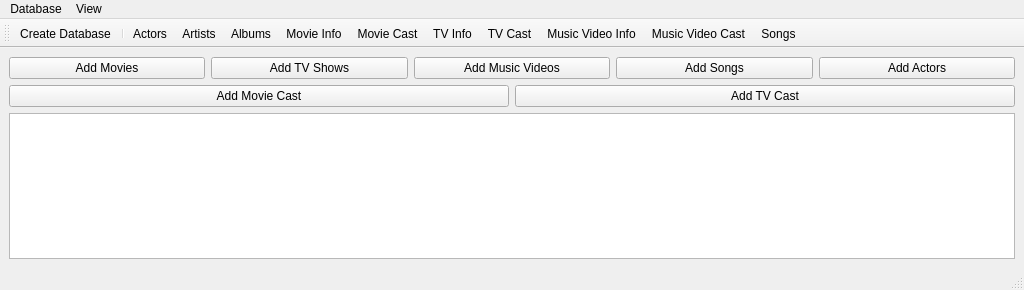
Zakhrov/WebPhonon, file dbmainwindow.ui: the form before one commit.
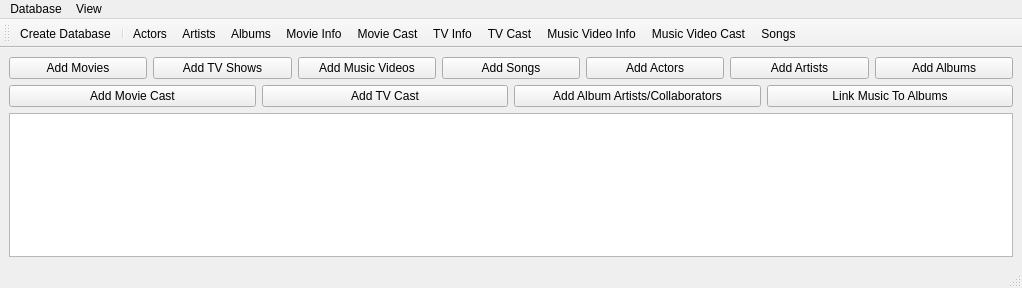
The form after the commit. Icons and pictures are not drawn.

```diff
--- a/dbmainwindow.ui
+++ b/dbmainwindow.ui
@@ -6,8 +6,8 @@
    <rect>
     <x>0</x>
     <y>0</y>
-    <width>1024</width>
-    <height>290</height>
+    <width>1022</width>
+    <height>288</height>
    </rect>
   </property>
   <property name="windowTitle">
@@ -56,6 +56,20 @@
         </property>
        </widget>
       </item>
+      <item>
+       <widget class="QPushButton" name="pushButton_8">
+        <property name="text">
+         <string>Add Artists</string>
+        </property>
+       </widget>
+      </item>
+      <item>
+       <widget class="QPushButton" name="pushButton_9">
+        <property name="text">
+         <string>Add Albums</string>
+        </property>
+       </widget>
+      </item>
      </layout>
     </item>
     <item row="1" column="0">
@@ -74,6 +88,20 @@
         </property>
        </widget>
       </item>
+      <item>
+       <widget class="QPushButton" name="pushButton_10">
+        <property name="text">
+         <string>Add Album Artists/Collaborators</string>
+        </property>
+       </widget>
+      </item>
+      <item>
+       <widget class="QPushButton" name="pushButton_11">
+        <property name="text">
+         <string>Link Music To Albums</string>
+        </property>
+       </widget>
+      </item>
      </layout>
     </item>
     <item row="2" column="0">
@@ -86,7 +114,7 @@
     <rect>
      <x>0</x>
      <y>0</y>
-     <width>1024</width>
+     <width>1022</width>
      <height>22</height>
     </rect>
    </property>
```
